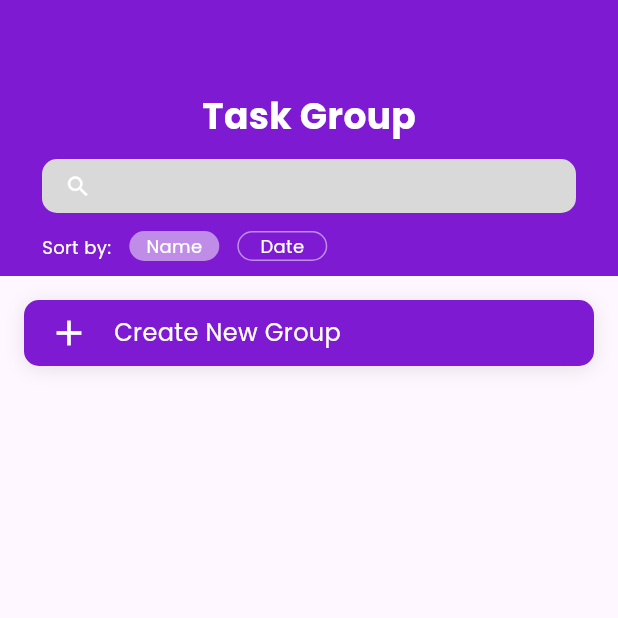
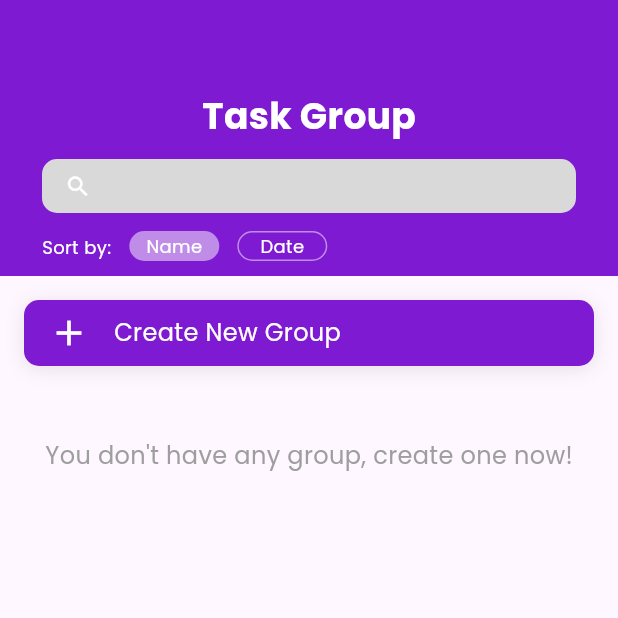
Before and after one commit to georgewin18/DoKo, a Flutter app: the TaskGroupPage screen opened directly, on a phone screen of 412 x 824 dp, the top half of it. Run offline on Flutter 3.47's test engine with Material 3 defaults, Android fonts, the phone set to English and light mode, and no system bars; our stand-ins replace curved_labeled_navigation_bar, flutter_lucide, percent_indicator, sqflite; missing offline and left inert: app; accounts and stored records are empty; statements that could not run were skipped.

Commit message:
fix import after change package name

```diff
--- a/lib/pages/add_group_page.dart
+++ b/lib/pages/add_group_page.dart
@@ -1,8 +1,8 @@
 import 'package:flutter/material.dart';
 import 'package:flutter_lucide/flutter_lucide.dart';
 import 'package:flutter/services.dart';
-import 'package:doko/models/task_group_model.dart';
-import 'package:doko/db/task_group_db_helper.dart';
+import 'package:app/models/task_group_model.dart';
+import 'package:app/db/task_group_db_helper.dart';
 
 class AddGroupPage extends StatefulWidget {
   const AddGroupPage({super.key});
--- a/lib/pages/edit_group_page.dart
+++ b/lib/pages/edit_group_page.dart
@@ -1,8 +1,8 @@
 import 'package:flutter/material.dart';
 import 'package:flutter_lucide/flutter_lucide.dart';
 import 'package:flutter/services.dart';
-import 'package:doko/models/task_group_model.dart';
-import 'package:doko/db/task_group_db_helper.dart';
+import 'package:app/models/task_group_model.dart';
+import 'package:app/db/task_group_db_helper.dart';
 
 class EditGroupPage extends StatefulWidget {
   final TaskGroup group;
@@ -51,8 +51,6 @@ class EditGroupPageState extends State<EditGroupPage> {
       description: _descriptionController.text.trim(),
       createdAt: DateTime.now().toIso8601String(),
     );
-    debugPrint(_titleController.text.trim());
-    debugPrint(_descriptionController.text.trim());
     await TaskGroupDBHelper.updateTaskGroup(updatedGroup);
   }
 
--- a/lib/pages/task_group_page.dart
+++ b/lib/pages/task_group_page.dart
@@ -1,8 +1,8 @@
-import 'package:doko/components/task_group_card.dart';
-import 'package:doko/db/task_group_db_helper.dart';
-import 'package:doko/models/task_group_model.dart';
-import 'package:doko/pages/add_group_page.dart';
-import 'package:doko/pages/detail_group_page.dart';
+import 'package:app/components/task_group_card.dart';
+import 'package:app/db/task_group_db_helper.dart';
+import 'package:app/models/task_group_model.dart';
+import 'package:app/pages/add_group_page.dart';
+import 'package:app/pages/detail_group_page.dart';
 import 'package:flutter/material.dart';
 
 class TaskGroupPage extends StatefulWidget {
@@ -254,7 +254,21 @@ class _TaskGroupPageState extends State<TaskGroupPage> {
               SizedBox(height: 16),
 
               Expanded(
-                child: Padding(
+                child: displayedGroups.isEmpty
+                  ? Align(
+                  alignment: Alignment.topCenter,
+                  child: Padding(
+                    padding: const EdgeInsets.only(top: 32),
+                    child: Text(
+                      "You don't have any group, create one now!",
+                      style: TextStyle(
+                        fontSize: 16,
+                        color: Colors.grey,
+                      ),
+                    ),
+                  ),
+                )
+                  : Padding(
                   padding: EdgeInsets.symmetric(horizontal: 16),
                   child: ListView.separated(
                     padding: EdgeInsets.zero,
```
Also changed, not shown: lib/pages/detail_group_page.dart (+7 -11 lines), lib/pages/home_page.dart (+6 -7 lines).
